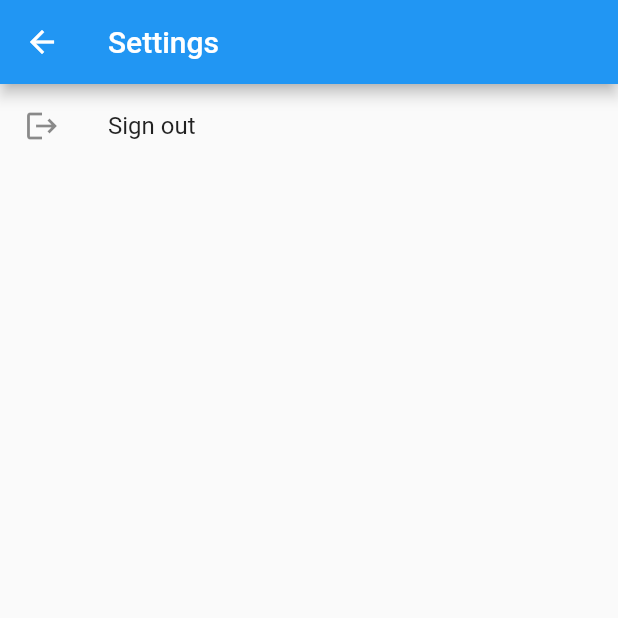
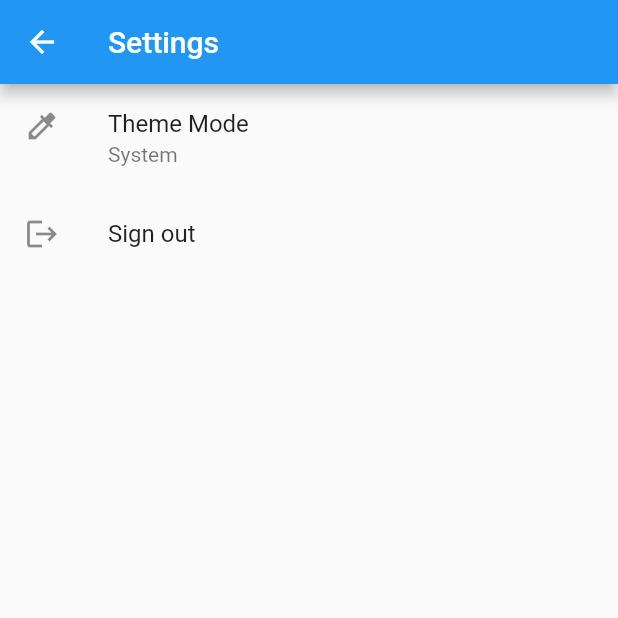
Before and after one commit to hashem78/projex_app, a Flutter app: the SettingsScreen screen opened by its route, on a phone screen of 412 x 824 dp, the top half of it. Run offline on Flutter 3.47's test engine with Material 2 defaults, Android fonts, the phone set to English and light mode, and no system bars; our stand-ins replace cached_network_image, cloud_firestore, firebase_auth, firebase_core, flutter_dotenv, flutter_riverpod and 4 more; missing offline and left inert: flutterfire_ui; accounts and stored records are empty; generated files the repository leaves out were written again.

Commit message:
Add Dark Mode

```diff
--- a/lib/screens/settings/settings_screen.dart
+++ b/lib/screens/settings/settings_screen.dart
@@ -1,5 +1,6 @@
-import 'package:firebase_auth/firebase_auth.dart';
 import 'package:flutter/material.dart';
+import 'package:projex_app/screens/settings/widgets/signout_tile.dart';
+import 'package:projex_app/screens/settings/widgets/theme_mode/theme_mode_tile.dart';
 
 class SettingsScreen extends StatelessWidget {
   const SettingsScreen({Key? key}) : super(key: key);
@@ -11,14 +12,9 @@ class SettingsScreen extends StatelessWidget {
         title: const Text('Settings'),
       ),
       body: ListView(
-        children: [
-          ListTile(
-            onTap: () async {
-              await FirebaseAuth.instance.signOut();
-            },
-            leading: const Icon(Icons.logout),
-            title: const Text('Sign out'),
-          )
+        children: const [
+          ThemeModeTile(),
+          SignOutTile(),
         ],
       ),
     );
--- /dev/null
+++ b/lib/screens/settings/widgets/signout_tile.dart
@@ -0,0 +1,19 @@
+import 'package:firebase_auth/firebase_auth.dart';
+import 'package:flutter/material.dart';
+
+class SignOutTile extends StatelessWidget {
+  const SignOutTile({
+    Key? key,
+  }) : super(key: key);
+
+  @override
+  Widget build(BuildContext context) {
+    return ListTile(
+      onTap: () async {
+        await FirebaseAuth.instance.signOut();
+      },
+      leading: const Icon(Icons.logout),
+      title: const Text('Sign out'),
+    );
+  }
+}
--- /dev/null
+++ b/lib/screens/settings/widgets/theme_mode/theme_mode_tile.dart
@@ -0,0 +1,25 @@
+import 'package:flutter/material.dart';
+import 'package:flutter_riverpod/flutter_riverpod.dart';
+import 'package:projex_app/screens/settings/widgets/theme_mode/theme_mode_change_dialog.dart';
+import 'package:projex_app/state/theme_mode.dart';
+import 'package:intl/intl.dart' show toBeginningOfSentenceCase;
+
+class ThemeModeTile extends ConsumerWidget {
+  const ThemeModeTile({Key? key}) : super(key: key);
+
+  @override
+  Widget build(BuildContext context, WidgetRef ref) {
+    final themeState = ref.watch(themeModeProvider);
+    return ListTile(
+      leading: const Icon(Icons.colorize),
+      title: const Text("Theme Mode"),
+      subtitle: Text(toBeginningOfSentenceCase(themeState.themeMode.name)!),
+      onTap: () {
+        showDialog(
+          context: context,
+          builder: (context) => const ChangeThemeDialog(),
+        );
+      },
+    );
+  }
+}
--- a/pubspec.yaml
+++ b/pubspec.yaml
@@ -26,6 +26,8 @@ dependencies:
   google_sign_in: ^5.3.0
   flutter_screenutil: ^5.4.0+1
   cached_network_image: ^3.2.0
+  shared_preferences: ^2.0.13
+  intl: ^0.17.0
 
 dev_dependencies:
   flutter_test:
```
Also changed, not shown: lib/main.dart (+17 -4 lines), lib/models/ui/theme_mode/theme_mode.dart (added, +14 -0 lines), lib/screens/settings/widgets/theme_mode/theme_mode_change_dialog.dart (added, +48 -0 lines), lib/state/shared_perferences_provider.dart (added, +9 -0 lines), lib/state/theme_mode.dart (added, +61 -0 lines), pubspec.lock.
